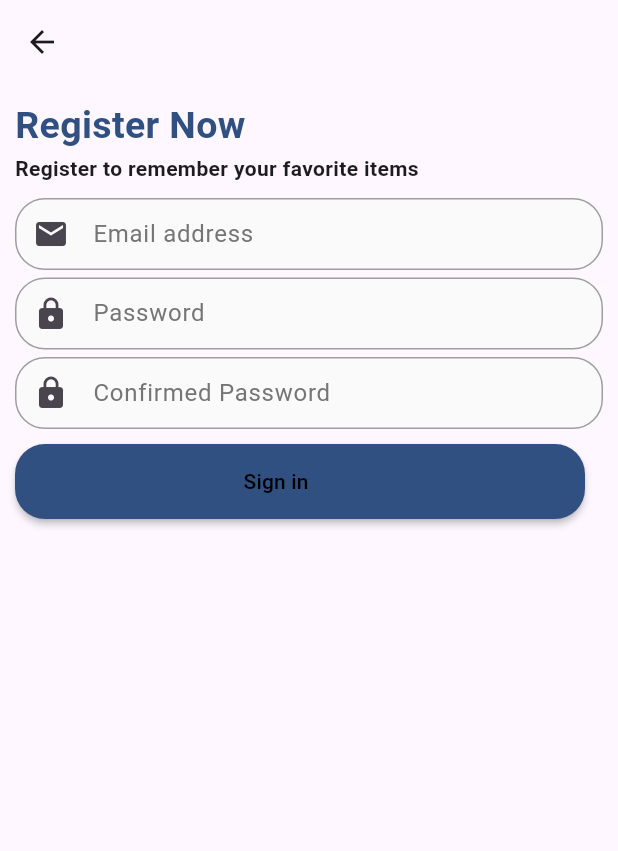
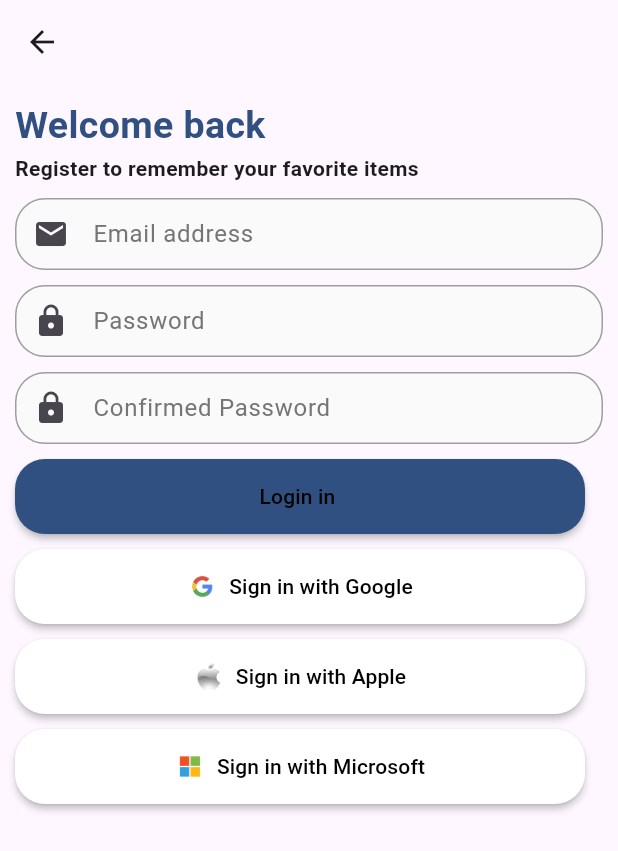
Before and after one commit to zahrawm/Grocery-app, a Flutter app: the screen it shows after launch, after a tap on "Continue", after a tap on "Sign in", on a phone screen of 412 x 824 dp. Shown: the top 851 px of the screen. Run offline on Flutter 3.47's test engine with Material 3 defaults, Android fonts, the phone set to English and light mode, and no system bars.

Commit message:
codes uopdated

```diff
--- a/grocery_app/lib/main.dart
+++ b/grocery_app/lib/main.dart
@@ -1,4 +1,5 @@
 import 'package:flutter/material.dart';
+import 'package:grocery_app/screen/grocery_screen.dart.dart';
 import 'package:grocery_app/screen/home_screen.dart' show HomeScreen;
 
 import 'package:grocery_app/screen/login_screen.dart';
@@ -23,7 +24,8 @@ class MyApp extends StatelessWidget {
       routes: {
         '/': (_) => const SplashScreen(),
         '/login': (_) => const LoginScreen(),
-      '/home': (_) => const HomeScreen(),
+        '/home': (_) => const HomeScreen(),
+        '/grocery': (_) => const GroceryScreen(),
       },
     );
   }
--- /dev/null
+++ b/grocery_app/lib/screen/grocery_screen.dart.dart
@@ -0,0 +1,85 @@
+import 'package:flutter/material.dart';
+import 'package:grocery_app/widgets/button.dart';
+import 'package:grocery_app/widgets/text_form_field.dart';
+
+class GroceryScreen extends StatelessWidget {
+  const GroceryScreen({super.key});
+
+  @override
+  Widget build(BuildContext context) {
+    return Scaffold(
+      appBar: AppBar(leading: Icon(Icons.arrow_back)),
+      body: Padding(
+        padding: const EdgeInsets.all(10),
+        child: Column(
+          crossAxisAlignment: CrossAxisAlignment.start,
+          children: [
+            Text(
+              "Welcome back",
+              style: TextStyle(
+                fontSize: 25,
+                fontWeight: FontWeight.bold,
+                color: Color.fromRGBO(48, 80, 130, 1.0),
+              ),
+            ),
+            Text(
+              "Register to remember your favorite items",
+              style: TextStyle(fontWeight: FontWeight.bold),
+            ),
+            SizedBox(height: 10),
+            CustomTextFormField(hintText: "Email address", icon: Icons.email),
+            SizedBox(height: 10),
+            CustomTextFormField(
+              hintText: "Password",
+              icon: Icons.lock,
+              obscureText: true,
+            ),
+            SizedBox(height: 10),
+            CustomTextFormField(
+              hintText: "Confirmed Password",
+              icon: Icons.lock,
+              obscureText: false,
+            ),
+            SizedBox(height: 10),
+            MyButton(
+              text: 'Login in ',
+              color: Color.fromRGBO(48, 80, 130, 1.0),
+              onPressed: () {
+                // Navigator.pushNamed(context, '/grocery');
+              },
+            ),
+
+            SizedBox(height: 10),
+            MyButton(
+              imagePath: 'assets/google.png',
+              text: 'Sign in with Google',
+              color: Colors.white,
+              onPressed: () {
+                print('Google sign in pressed');
+              },
+            ),
+            SizedBox(height: 10),
+            MyButton(
+              imagePath: 'assets/apple.png',
+              text: 'Sign in with Apple',
+              color: Colors.white,
+              onPressed: () {
+                print('Apple sign in pressed');
+              },
+            ),
+            SizedBox(height: 10),
+            MyButton(
+              imagePath: 'assets/microsoft.png',
+              text: 'Sign in with Microsoft',
+              color: Colors.white,
+              onPressed: () {
+                print('Microsoft sign in pressed');
+              },
+            ),
+            SizedBox(height: 70),
+          ],
+        ),
+      ),
+    );
+  }
+}
--- a/grocery_app/lib/screen/home_screen.dart
+++ b/grocery_app/lib/screen/home_screen.dart
@@ -1,5 +1,6 @@
 import 'package:flutter/material.dart';
 import 'package:grocery_app/widgets/button.dart';
+
 import 'package:grocery_app/widgets/text_form_field.dart';
 
 class HomeScreen extends StatelessWidget {
@@ -11,6 +12,7 @@ class HomeScreen extends StatelessWidget {
       appBar: AppBar(leading: Icon(Icons.arrow_back)),
       body: Padding(
         padding: const EdgeInsets.all(10),
+        child: SingleChildScrollView(
           child: Column(
             crossAxisAlignment: CrossAxisAlignment.start,
             children: [
@@ -29,21 +31,64 @@ class HomeScreen extends StatelessWidget {
 
               SizedBox(height: 10),
               CustomTextFormField(hintText: "Email address", icon: Icons.email),
-            SizedBox(height: 5),
+              SizedBox(height: 10),
               CustomTextFormField(
                 hintText: "Password",
                 icon: Icons.lock,
                 obscureText: true,
               ),
-            SizedBox(height: 5),
+              SizedBox(height: 10),
               CustomTextFormField(
                 hintText: "Confirmed Password",
                 icon: Icons.lock,
                 obscureText: false,
               ),
               SizedBox(height: 10),
-            MyButton(text: 'Sign in', color: Color.fromRGBO(48, 80, 130, 1.0)),
+              MyButton(
+                text: 'Sign in',
+                color: Color.fromRGBO(48, 80, 130, 1.0),
+                onPressed: () {
+                  Navigator.pushNamed(context, '/grocery');
+                },
+              ),
+              SizedBox(height: 10),
+              MyButton(
+                imagePath: 'assets/google.png',
+                text: 'Sign in with Google',
+                color: Colors.white,
+                onPressed: () {},
+              ),
+
+              SizedBox(height: 10),
+              MyButton(
+                imagePath: 'assets/apple.png',
+                text: 'Sign in with Apple',
+                color: Colors.white,
+                onPressed: () {},
+              ),
+
+              SizedBox(height: 10),
+              MyButton(
+                imagePath: 'assets/microsoft.png',
+                text: 'Sign in with Microsoft',
+                color: Colors.white,
+                onPressed: () {},
+              ),
+              SizedBox(height: 70),
+              RichText(
+                text: TextSpan(
+                  text: 'Ready to sign in ?  ',
+
+                  children: const <TextSpan>[
+                    TextSpan(
+                      text: 'Sign In',
+                      style: TextStyle(fontWeight: FontWeight.bold),
+                    ),
                   ],
+                ),
+              ),
+            ],
+          ),
         ),
       ),
     );
--- a/grocery_app/lib/screen/login_screen.dart
+++ b/grocery_app/lib/screen/login_screen.dart
@@ -82,7 +82,13 @@ class LoginScreen extends StatelessWidget {
                 ),
               ),
               SizedBox(height: 30),
-              MyButton(text: 'Continue', color: Colors.white),
+              MyButton(
+                text: 'Continue',
+                color: Colors.white,
+                onPressed: () {
+                  Navigator.pushReplacementNamed(context, '/home');
+                },
+              ),
             ],
           ),
         ),
--- a/grocery_app/lib/widgets/button.dart
+++ b/grocery_app/lib/widgets/button.dart
@@ -2,21 +2,22 @@ import 'package:flutter/material.dart';
 
 class MyButton extends StatelessWidget {
   final String text;
-  final IconData? icon;
+  final String? imagePath;
   final Color color;
+   final VoidCallback? onPressed;
+
   const MyButton({
     super.key,
+    this.imagePath,
     required this.text,
-    this.icon,
     required this.color,
+    this.onPressed,
   });
 
   @override
   Widget build(BuildContext context) {
     return MaterialButton(
-      onPressed: () {
-        Navigator.pushReplacementNamed(context, '/home');
-      },
+      onPressed: onPressed,
       color: color,
       textColor: Colors.black,
       minWidth: 380,
@@ -25,10 +26,18 @@ class MyButton extends StatelessWidget {
       child: Row(
         mainAxisSize: MainAxisSize.min,
         children: [
+          if (imagePath != null) ...[
+            Image.asset(
+              imagePath!,
+              height: 20,
+              width: 20,
+              errorBuilder: (context, error, stackTrace) {
+                return const Icon(Icons.error, size: 20);
+              },
+            ),
+            const SizedBox(width: 8),
+          ],
           Text(text),
-          SizedBox(width: 8),
-
-          Icon(icon, color: Colors.white),
         ],
       ),
     );
```
Also changed, not shown: grocery_app/assets/apple.png (added), grocery_app/assets/google.png (added), grocery_app/assets/microsoft.png (added), 3 other files. Lines whose indentation alone changed are shown as unchanged.
